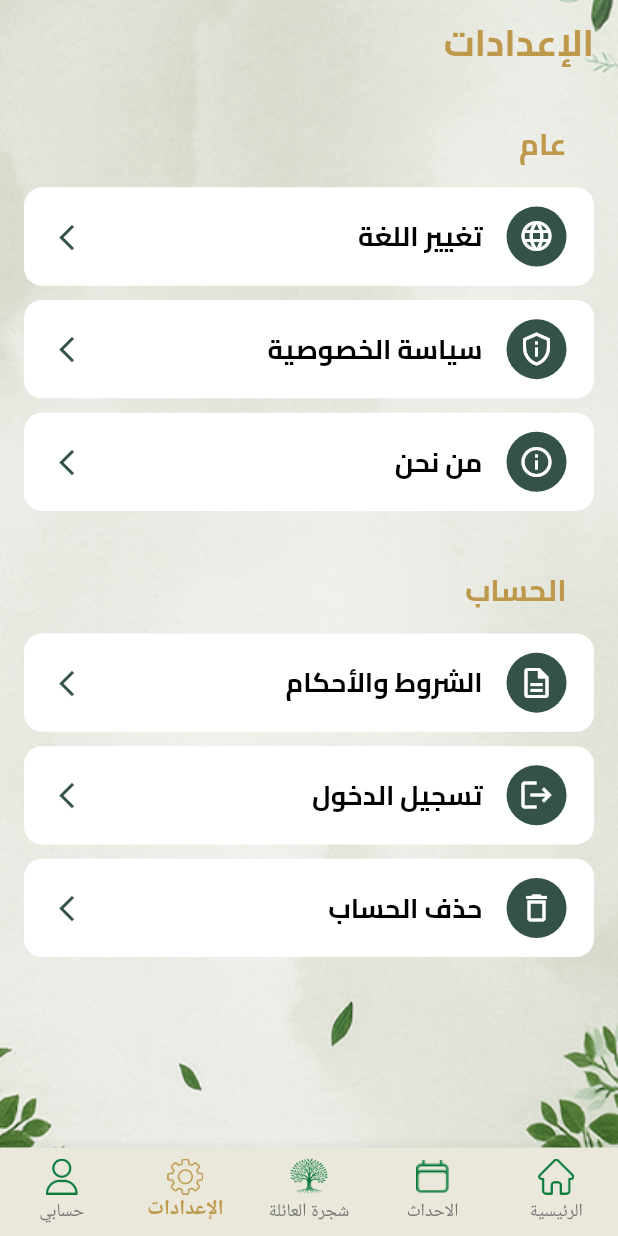
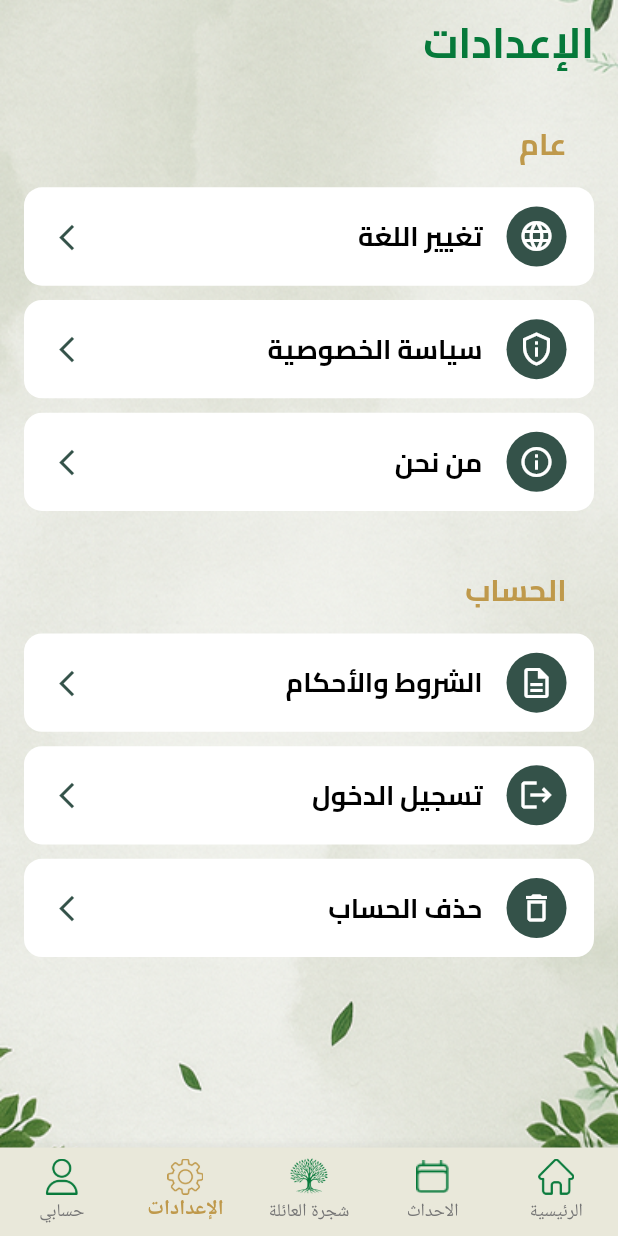
Before and after one commit to ranamohs/solala, a Flutter app: the AppLayout screen opened by its route, swiped to page 4, on a phone screen of 412 x 824 dp. Run offline on Flutter 3.47's test engine with Material 3 defaults, Android fonts, the phone set to English and light mode, and no system bars; our stand-ins replace bloc, cached_network_image, carousel_slider, dartz, dio, easy_localization and 15 more; missing offline and left inert: data_connection_checker_tv, graphview; accounts and stored records are empty; network calls fail; project files that could hold a hidden picture were left out.

Commit message:
final touches

```diff
--- a/assets/translations/ar.json
+++ b/assets/translations/ar.json
@@ -134,7 +134,7 @@
   "ourFamily": "عائلتنا",
   "news": "أخبار ",
   "newsFamily": "اخبار العائلة",
-  "members": "الأعضاء",
+  "members": "الأفراد",
   "noNewsFoundTillNow": "لا يوجد اخبار في عائلتك حتي الان",
   "noMembersFoundTillNow": "لم يتم تسجل افراد الي عائلتك حتي الان",
   "noEventsFoundTillNow": "لا يوجد احداث في عائلتك حتي الان"
--- a/lib/features/home/presentation/views/home_page.dart
+++ b/lib/features/home/presentation/views/home_page.dart
@@ -21,14 +21,6 @@ class _AppLayoutState extends State<AppLayout> {
   int _currentIndex = 0;
   final PageController _pageController = PageController();
 
-  final List<Widget> _screens = [
-    const HomeView(),
-    const EventsView(),
-    const FamilyTreeView(),
-    const SettingsView(),
-    const UpdateProfileView(),
-  ];
-
   void _onPageChanged(int index) {
     setState(() {
       _currentIndex = index;
@@ -45,6 +37,13 @@ class _AppLayoutState extends State<AppLayout> {
 
   @override
   Widget build(BuildContext context) {
+    final List<Widget> _screens = [
+      HomeView(),
+      EventsView(),
+      FamilyTreeView(),
+      SettingsView(),
+      UpdateProfileView(),
+    ];
     return Scaffold(
       body: PageView(
         controller: _pageController,
--- a/lib/features/home/presentation/views/home_view.dart
+++ b/lib/features/home/presentation/views/home_view.dart
@@ -96,7 +96,6 @@ class _HomeViewState extends State<HomeView> {
                   const BannersSection(),
                   const SliverToBoxAdapter(child: VerticalSpace(40)),
                   SliverToBoxAdapter(child: EventsSection()),
-                  // إضافة AboutFamilySection هنا
                   const SliverToBoxAdapter(child: VerticalSpace(24)),
                   const SliverToBoxAdapter(
                     child: AboutFamilySection(),
--- a/lib/features/home/presentation/widgets/home_appbar.dart
+++ b/lib/features/home/presentation/widgets/home_appbar.dart
@@ -22,7 +22,7 @@ class HomeAppbar extends StatelessWidget {
 
      Text(
       AppStrings.welcomeToTheFamilyTree.tr() + ' ' + "👋" ,
-      style: AppStyles.styleBold18( context).copyWith(color: AppColors.greenColor),
+      style: AppStyles.styleBold20( context).copyWith(color: AppColors.greenColor),
      ),
 
 
--- a/lib/features/login/presentation/views/login_view.dart
+++ b/lib/features/login/presentation/views/login_view.dart
@@ -94,6 +94,7 @@ class _LoginViewState extends State<_LoginViewBody> {
                     ),
                     child: Form(
                       key: _formKey,
+                      child: SingleChildScrollView(
                         child: Column(
                           mainAxisSize: MainAxisSize.min,
                           crossAxisAlignment: CrossAxisAlignment.start,
@@ -214,6 +215,7 @@ class _LoginViewState extends State<_LoginViewBody> {
                 ),
               ),
             ),
+          ),
         );
       },
     );
--- a/lib/features/settings/views/settings_view.dart
+++ b/lib/features/settings/views/settings_view.dart
@@ -35,13 +35,12 @@ class SettingsView extends StatelessWidget {
       child: Scaffold(
         backgroundColor: Colors.transparent,
         appBar: AppBar(
-          title:  Text(
+          backgroundColor: Colors.transparent,
+          title: Text(
             AppStrings.settings.tr(),
-            style: AppStyles.styleMedium22(context),
+            style: AppStyles.styleBold25(context)
+                .copyWith(color: AppColors.greenColor),
           ),
-          elevation: 0,
-          backgroundColor: Colors.transparent,
-
         ),
         body: ListView(
           padding: const EdgeInsets.all(16),
--- a/lib/features/splash/presentation/widgets/splash_view_body.dart
+++ b/lib/features/splash/presentation/widgets/splash_view_body.dart
@@ -33,7 +33,7 @@ Future<void> _checkUserStatusAndNavigate() async {
   Future.delayed(const Duration(seconds: 5), () {
     if (!mounted) return;
     if (userCubit.state.isGuest) {
-      customGo(context, AppRouter.registerView);
+      customGo(context, AppRouter.loginView);
     } else {
       customGo(context, AppRouter.homePage);
     }
--- a/pubspec.yaml
+++ b/pubspec.yaml
@@ -59,6 +59,8 @@ dependencies:
   cupertino_icons: ^1.0.8
   flutter_otp_text_field: ^1.1.3
   graphview: ^1.5.1
+  flutter_fancy_tree_view: ^1.3.0
+
 
 dev_dependencies:
   flutter_launcher_icons: "^0.14.4"
```
Also changed, not shown: lib/features/events/presentation/views/events_view.dart (+6 -21 lines), lib/features/family_tree/presentation/views/family_tree_view.dart (+7 -3 lines), lib/features/home/presentation/views/all_news_view.dart (+10 -0 lines), pubspec.lock. Lines whose indentation alone changed are shown as unchanged.
